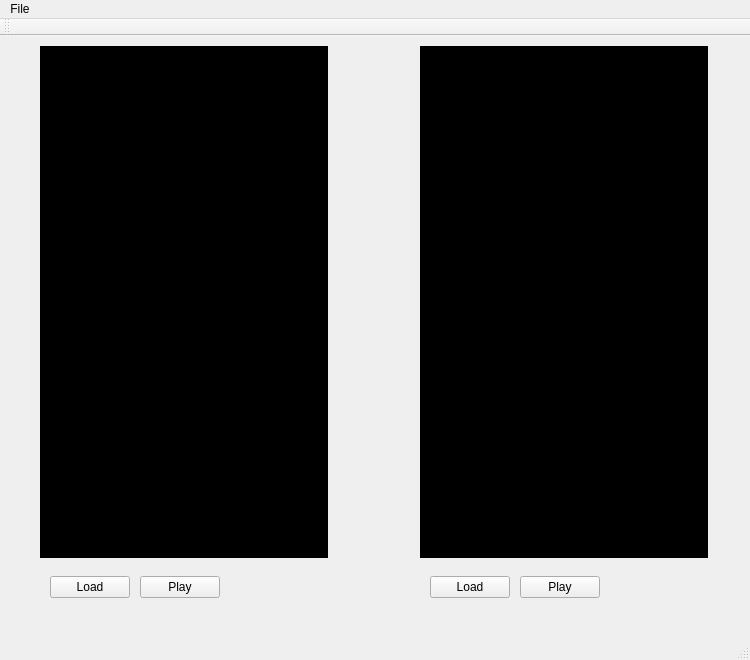
Old version of the form Source/Rsrc/mainwindow.ui in the repository ierturk/sgDetectorQtUi.
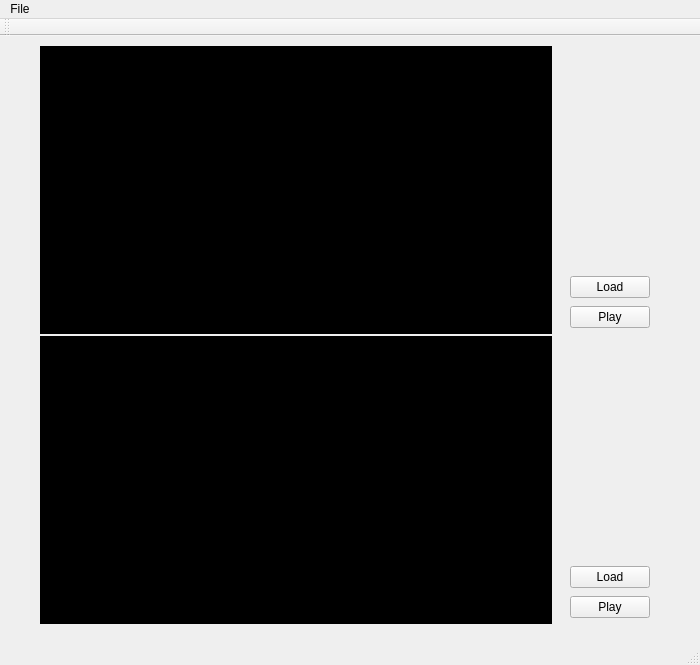
New version of the form.

Commit message: Layout direction changed

Diff of the .ui file:
```diff
--- a/Source/Rsrc/mainwindow.ui
+++ b/Source/Rsrc/mainwindow.ui
@@ -6,8 +6,8 @@
    <rect>
     <x>0</x>
     <y>0</y>
-    <width>750</width>
-    <height>660</height>
+    <width>700</width>
+    <height>665</height>
    </rect>
   </property>
   <property name="windowTitle">
@@ -18,9 +18,9 @@
     <property name="geometry">
      <rect>
       <x>40</x>
-      <y>10</y>
-      <width>288</width>
-      <height>512</height>
+      <y>300</y>
+      <width>512</width>
+      <height>288</height>
      </rect>
     </property>
     <property name="autoFillBackground">
@@ -36,8 +36,8 @@
    <widget class="QPushButton" name="btnLoadLeft">
     <property name="geometry">
      <rect>
-      <x>50</x>
-      <y>540</y>
+      <x>570</x>
+      <y>530</y>
       <width>80</width>
       <height>22</height>
      </rect>
@@ -49,8 +49,8 @@
    <widget class="QPushButton" name="btnPlayLeft">
     <property name="geometry">
      <rect>
-      <x>140</x>
-      <y>540</y>
+      <x>570</x>
+      <y>560</y>
       <width>80</width>
       <height>22</height>
      </rect>
@@ -62,8 +62,8 @@
    <widget class="QLabel" name="lblTimerLeft">
     <property name="geometry">
      <rect>
-      <x>240</x>
-      <y>540</y>
+      <x>570</x>
+      <y>510</y>
       <width>81</width>
       <height>20</height>
      </rect>
@@ -74,14 +74,17 @@
     <property name="text">
      <string/>
     </property>
+    <property name="alignment">
+     <set>Qt::AlignBottom|Qt::AlignRight|Qt::AlignTrailing</set>
+    </property>
    </widget>
    <widget class="QLabel" name="lblPlayerRight">
     <property name="geometry">
      <rect>
-      <x>420</x>
+      <x>40</x>
       <y>10</y>
-      <width>288</width>
-      <height>512</height>
+      <width>512</width>
+      <height>288</height>
      </rect>
     </property>
     <property name="autoFillBackground">
@@ -97,8 +100,8 @@
    <widget class="QPushButton" name="btnPlayRight">
     <property name="geometry">
      <rect>
-      <x>520</x>
-      <y>540</y>
+      <x>570</x>
+      <y>270</y>
       <width>80</width>
       <height>22</height>
      </rect>
@@ -110,8 +113,8 @@
    <widget class="QPushButton" name="btnLoadRight">
     <property name="geometry">
      <rect>
-      <x>430</x>
-      <y>540</y>
+      <x>570</x>
+      <y>240</y>
       <width>80</width>
       <height>22</height>
      </rect>
@@ -123,8 +126,8 @@
    <widget class="QLabel" name="lblTimerRight">
     <property name="geometry">
      <rect>
-      <x>620</x>
-      <y>540</y>
+      <x>570</x>
+      <y>220</y>
       <width>81</width>
       <height>20</height>
      </rect>
@@ -135,6 +138,9 @@
     <property name="text">
      <string/>
     </property>
+    <property name="alignment">
+     <set>Qt::AlignBottom|Qt::AlignRight|Qt::AlignTrailing</set>
+    </property>
    </widget>
   </widget>
   <widget class="QToolBar" name="mainToolBar">
@@ -151,7 +157,7 @@
     <rect>
      <x>0</x>
      <y>0</y>
-     <width>750</width>
+     <width>700</width>
      <height>23</height>
     </rect>
    </property>
```
The commit also changes 1 other file.
